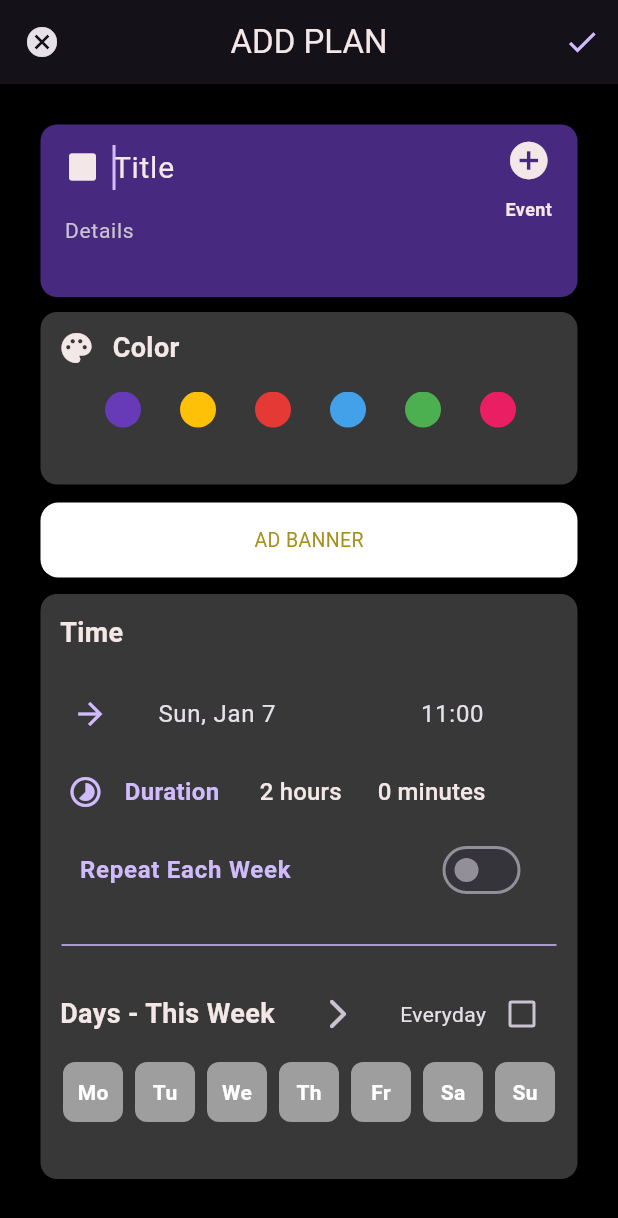
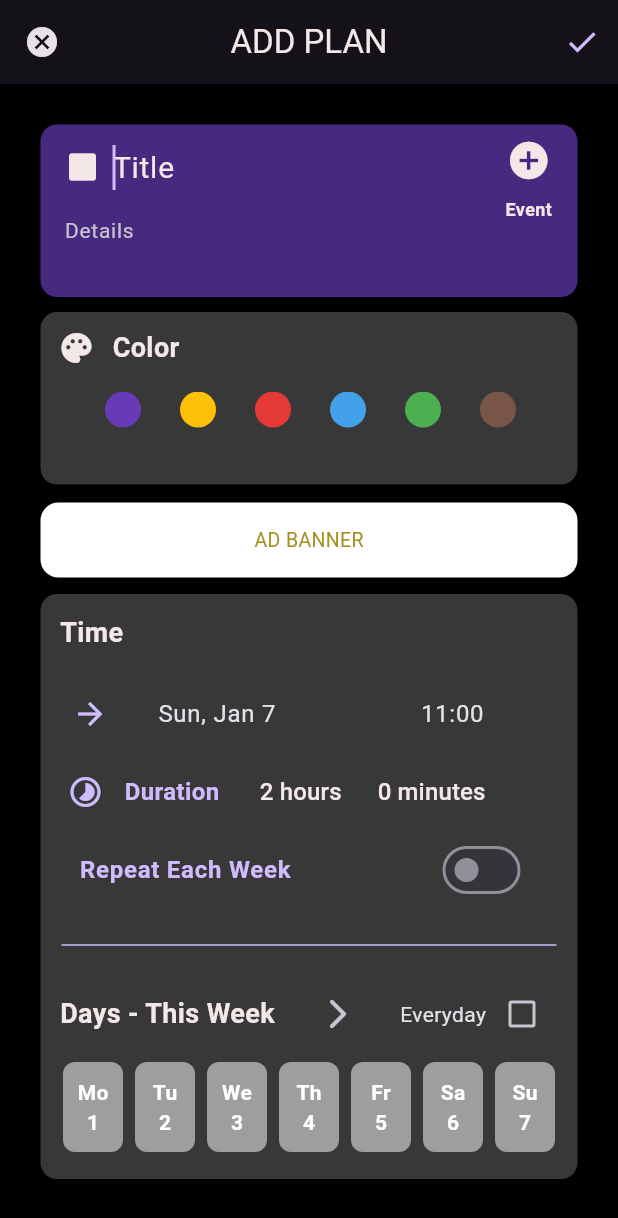
Before and after one commit to batuhanozcan1605/weekplanner, a Flutter app: the screen it shows after launch, after a tap on the "add" icon, on a phone screen of 412 x 824 dp. Shown: the top 1218 px of the screen. Run offline on Flutter 3.47's test engine with Material 3 defaults, Android fonts, the phone set to English and light mode, and no system bars; our stand-ins replace shared_preferences, sqflite, syncfusion_flutter_calendar; missing offline and left inert: duration_picker, interval_time_picker; accounts and stored records are empty; Roboto replaces fonts that are missing (Segoe UI).

Commit message:
dayPicker a gün eklendi

```diff
--- a/lib/screens/event_editing_page.dart
+++ b/lib/screens/event_editing_page.dart
@@ -1,6 +1,7 @@
 import 'dart:ui';
 import 'package:duration_picker/duration_picker.dart';
 import 'package:flutter/material.dart';
+import 'package:flutter/services.dart';
 import 'package:interval_time_picker/interval_time_picker.dart';
 import 'package:provider/provider.dart';
 import 'package:syncfusion_flutter_calendar/calendar.dart';
@@ -51,21 +52,8 @@ class _EventEditingPageState extends State<EventEditingPage> {
   @override
   void initState() {
     super.initState();
+
     widget.appointment != null ? isEditing = true : isEditing = false;
-
-    // in the version of selectedEvent is came from Navigation.pushReplacement instead of pop
-    /* if(selectedEvent != null) {
-
-
-      titleController.text = selectedEvent!.subject;
-      DateTime fromDateWithExactMinute = DateTime.now();
-      fromDate = Utils.roundOffMinute(fromDateWithExactMinute);
-      toDate = fromDate.add(Duration(hours: 2));
-      isRecurrenceEnabled = false;
-      backgroundColor =  selectedEvent!.color;
-      icon =  selectedEvent!.icon;
-      currentWeekDays = _getWeekDays(DateTime.now());
-    } */
 
     if (widget.appointment == null) {
       isRecurrenceEnabled = false;
@@ -756,10 +744,10 @@ class _EventEditingPageState extends State<EventEditingPage> {
       );
 
   Widget dayPicker() => SizedBox(
-      height: 40,
+      height: 60,
       child: daysThisWeek ? ListView(
         shrinkWrap: true,
-        physics: NeverScrollableScrollPhysics(),
+        physics: const NeverScrollableScrollPhysics(),
         scrollDirection: Axis.horizontal,
         children: List.generate(7, (index) {
           return InkWell(
@@ -777,20 +765,30 @@ class _EventEditingPageState extends State<EventEditingPage> {
             child: Padding(
               padding: const EdgeInsets.symmetric(horizontal: 4.0),
               child: Container(
-                height: 40,
+                height: 60,
                 width: 40,
                 decoration: BoxDecoration(
                   color: selectedDays[index] ? Colors.deepPurple : Colors.grey,
                   borderRadius: BorderRadius.circular(8),
                 ),
-                child: Center(
-                  child: Text(
+                child: Column(
+                  mainAxisAlignment: MainAxisAlignment.center,
+                  children: [
+                    Text(
                       _getDayAbbreviation(index),
-                    style: TextStyle(
+                      style: const TextStyle(
                         color: Colors.white,
                         fontWeight: FontWeight.bold,
                       ),
                     ),
+                    Text(
+                      '${currentWeekDays[index].day}',
+                      style: const TextStyle(
+                        color: Colors.white,
+                        fontWeight: FontWeight.bold,
+                      ),
+                    ),
+                  ],
                 ),
               ),
             ),
@@ -798,7 +796,7 @@ class _EventEditingPageState extends State<EventEditingPage> {
         }),
       ): ListView(
         shrinkWrap: true,
-        physics: NeverScrollableScrollPhysics(),
+        physics: const NeverScrollableScrollPhysics(),
         scrollDirection: Axis.horizontal,
         children: List.generate(7, (index) {
           return InkWell(
@@ -822,14 +820,24 @@ class _EventEditingPageState extends State<EventEditingPage> {
                   color: selectedNextWeekDays[index] ? Colors.deepPurple : Colors.grey,
                   borderRadius: BorderRadius.circular(8),
                 ),
-                child: Center(
-                  child: Text(
+                child: Column(
+                  mainAxisAlignment: MainAxisAlignment.center,
+                  children: [
+                    Text(
                       _getDayAbbreviation(index),
-                    style: TextStyle(
+                      style: const TextStyle(
                         color: Colors.white,
                         fontWeight: FontWeight.bold,
                       ),
                     ),
+                    Text(
+                      '${nextWeekDays[index].day}',
+                      style: const TextStyle(
+                        color: Colors.white,
+                        fontWeight: FontWeight.bold,
+                      ),
+                    ),
+                  ],
                 ),
               ),
             ),
--- a/lib/widgets/color_listview_widget.dart
+++ b/lib/widgets/color_listview_widget.dart
@@ -18,7 +18,7 @@ class _ColorListViewState extends State<ColorListView> {
     Color(0xFFE53935),
     Color(0xFF42A1E9),
     Color(0xFF4CAF50),
-    Colors.pink
+    Colors.brown
   ];
 
   @override
--- a/lib/widgets/schedule_view.dart
+++ b/lib/widgets/schedule_view.dart
@@ -131,9 +131,7 @@ class _ScheduleViewState extends State<ScheduleView> with SingleTickerProviderSt
                             controller.reset();
                             if(event.recurrenceRule == null) {
                               provider.editCompletedEvent(event);
-                              isCompleted[event.id] == 1
-                                  ? controller.forward()
-                                  : controller.reverse();
+                              controller.forward();
                             }else{
                               uniqueIds.contains(uniqueId) ? provider.deleteUniqueIds(uniqueId)
                                   : provider.addUniqueId(uniqueId);
```
Also changed, not shown: lib/screens/event_viewing_page.dart (+15 -5 lines). Lines whose indentation alone changed are shown as unchanged.
